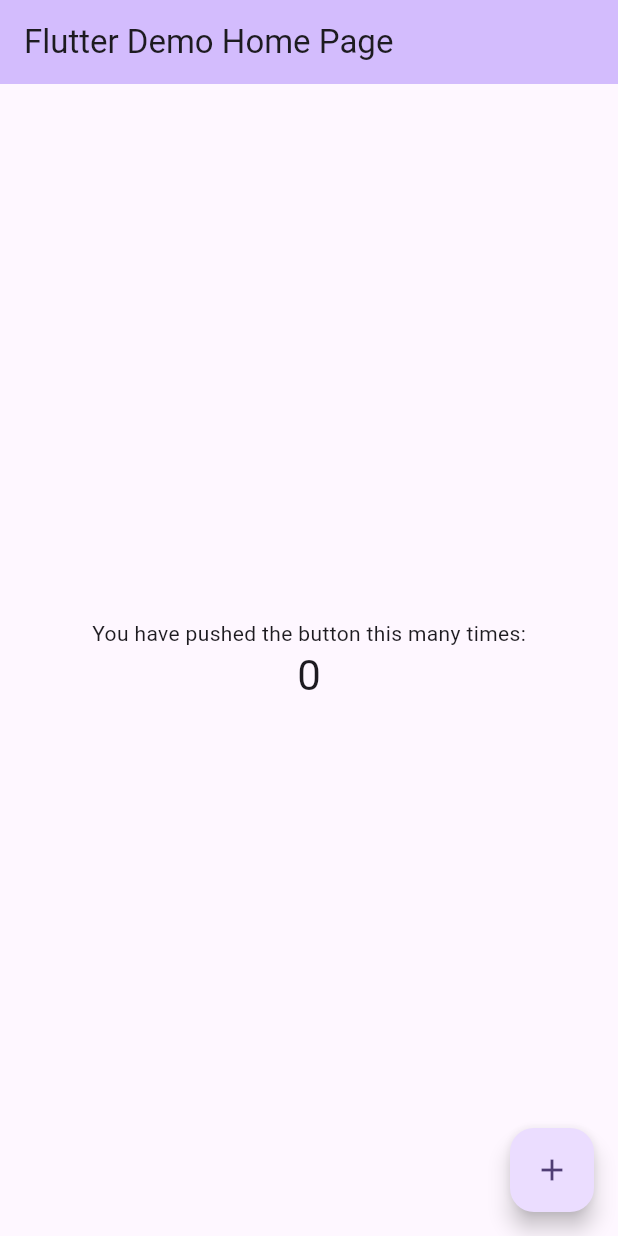
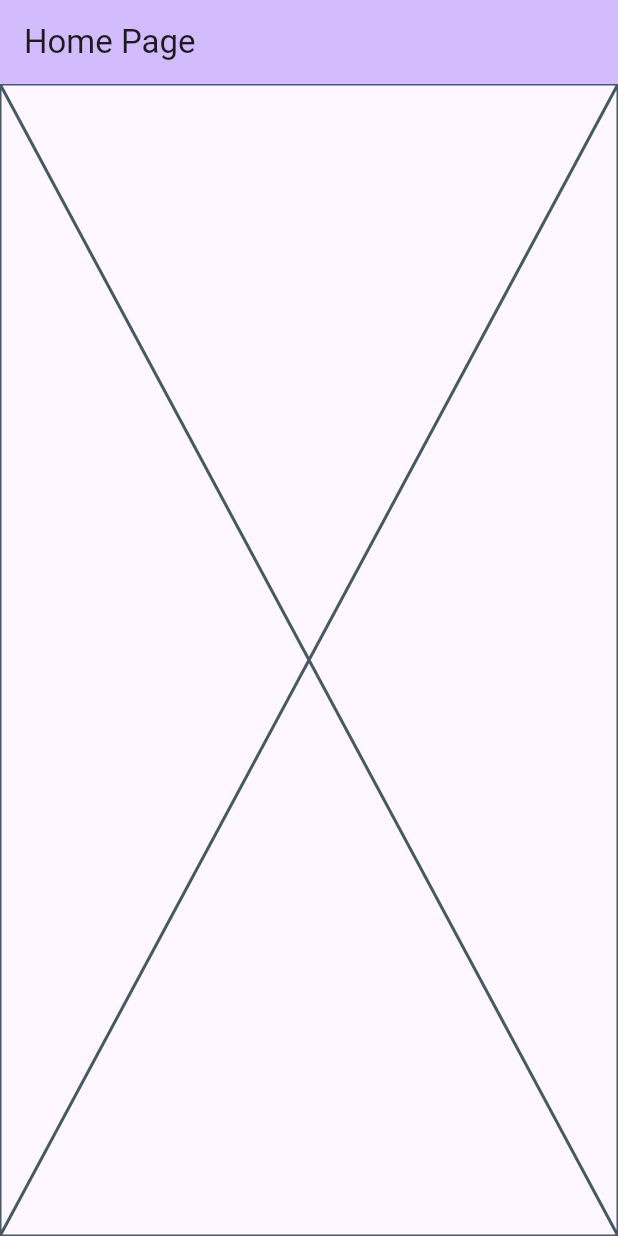
Before and after one commit to Kotaro666-dev/flutter_text_field_playground, a Flutter app: the screen it shows after launch, on a phone screen of 412 x 824 dp. Run offline on Flutter 3.47's test engine with Material 3 defaults, Android fonts, the phone set to English and light mode, and no system bars.

Commit message:
Update: Set up basic widgets

```diff
--- /dev/null
+++ b/lib/app.dart
@@ -0,0 +1,20 @@
+
+
+import 'package:flutter/material.dart';
+import 'package:flutter_text_form_field_playground/home_page.dart';
+
+class MyApp extends StatelessWidget {
+  const MyApp({super.key});
+
+  @override
+  Widget build(BuildContext context) {
+    return MaterialApp(
+      title: 'Flutter Demo',
+      theme: ThemeData(
+        colorScheme: ColorScheme.fromSeed(seedColor: Colors.deepPurple),
+        useMaterial3: true,
+      ),
+      home: const HomePage(),
+    );
+  }
+}
--- /dev/null
+++ b/lib/home_page.dart
@@ -0,0 +1,27 @@
+import 'package:flutter/material.dart';
+
+class HomePage extends StatelessWidget {
+  const HomePage({super.key});
+
+  @override
+  Widget build(BuildContext context) {
+    return Scaffold(
+      appBar: AppBar(
+        backgroundColor: Theme.of(context).colorScheme.inversePrimary,
+        // Here we take the value from the MyHomePage object that was created by
+        // the App.build method, and use it to set our appbar title.
+        title: const Text('Home Page'),
+      ),
+      body: const _Body(),
+    );
+  }
+}
+
+class _Body extends StatelessWidget {
+  const _Body();
+
+  @override
+  Widget build(BuildContext context) {
+    return const Placeholder();
+  }
+}
--- a/lib/main.dart
+++ b/lib/main.dart
@@ -1,125 +1,6 @@
 import 'package:flutter/material.dart';
+import 'package:flutter_text_form_field_playground/app.dart';
 
 void main() {
   runApp(const MyApp());
 }
-
-class MyApp extends StatelessWidget {
-  const MyApp({super.key});
-
-  // This widget is the root of your application.
-  @override
-  Widget build(BuildContext context) {
-    return MaterialApp(
-      title: 'Flutter Demo',
-      theme: ThemeData(
-        // This is the theme of your application.
-        //
-        // TRY THIS: Try running your application with "flutter run". You'll see
-        // the application has a purple toolbar. Then, without quitting the app,
-        // try changing the seedColor in the colorScheme below to Colors.green
-        // and then invoke "hot reload" (save your changes or press the "hot
-        // reload" button in a Flutter-supported IDE, or press "r" if you used
-        // the command line to start the app).
-        //
-        // Notice that the counter didn't reset back to zero; the application
-        // state is not lost during the reload. To reset the state, use hot
-        // restart instead.
-        //
-        // This works for code too, not just values: Most code changes can be
-        // tested with just a hot reload.
-        colorScheme: ColorScheme.fromSeed(seedColor: Colors.deepPurple),
-        useMaterial3: true,
-      ),
-      home: const MyHomePage(title: 'Flutter Demo Home Page'),
-    );
-  }
-}
-
-class MyHomePage extends StatefulWidget {
-  const MyHomePage({super.key, required this.title});
-
-  // This widget is the home page of your application. It is stateful, meaning
-  // that it has a State object (defined below) that contains fields that affect
-  // how it looks.
-
-  // This class is the configuration for the state. It holds the values (in this
-  // case the title) provided by the parent (in this case the App widget) and
-  // used by the build method of the State. Fields in a Widget subclass are
-  // always marked "final".
-
-  final String title;
-
-  @override
-  State<MyHomePage> createState() => _MyHomePageState();
-}
-
-class _MyHomePageState extends State<MyHomePage> {
-  int _counter = 0;
-
-  void _incrementCounter() {
-    setState(() {
-      // This call to setState tells the Flutter framework that something has
-      // changed in this State, which causes it to rerun the build method below
-      // so that the display can reflect the updated values. If we changed
-      // _counter without calling setState(), then the build method would not be
-      // called again, and so nothing would appear to happen.
-      _counter++;
-    });
-  }
-
-  @override
-  Widget build(BuildContext context) {
-    // This method is rerun every time setState is called, for instance as done
-    // by the _incrementCounter method above.
-    //
-    // The Flutter framework has been optimized to make rerunning build methods
-    // fast, so that you can just rebuild anything that needs updating rather
-    // than having to individually change instances of widgets.
-    return Scaffold(
-      appBar: AppBar(
-        // TRY THIS: Try changing the color here to a specific color (to
-        // Colors.amber, perhaps?) and trigger a hot reload to see the AppBar
-        // change color while the other colors stay the same.
-        backgroundColor: Theme.of(context).colorScheme.inversePrimary,
-        // Here we take the value from the MyHomePage object that was created by
-        // the App.build method, and use it to set our appbar title.
-        title: Text(widget.title),
-      ),
-      body: Center(
-        // Center is a layout widget. It takes a single child and positions it
-        // in the middle of the parent.
-        child: Column(
-          // Column is also a layout widget. It takes a list of children and
-          // arranges them vertically. By default, it sizes itself to fit its
-          // children horizontally, and tries to be as tall as its parent.
-          //
-          // Column has various properties to control how it sizes itself and
-          // how it positions its children. Here we use mainAxisAlignment to
-          // center the children vertically; the main axis here is the vertical
-          // axis because Columns are vertical (the cross axis would be
-          // horizontal).
-          //
-          // TRY THIS: Invoke "debug painting" (choose the "Toggle Debug Paint"
-          // action in the IDE, or press "p" in the console), to see the
-          // wireframe for each widget.
-          mainAxisAlignment: MainAxisAlignment.center,
-          children: <Widget>[
-            const Text(
-              'You have pushed the button this many times:',
-            ),
-            Text(
-              '$_counter',
-              style: Theme.of(context).textTheme.headlineMedium,
-            ),
-          ],
-        ),
-      ),
-      floatingActionButton: FloatingActionButton(
-        onPressed: _incrementCounter,
-        tooltip: 'Increment',
-        child: const Icon(Icons.add),
-      ), // This trailing comma makes auto-formatting nicer for build methods.
-    );
-  }
-}
```
Also changed, not shown: 1 other file.
